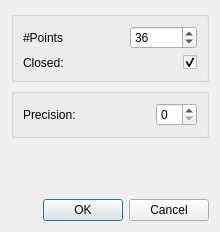
CGAL/cgal, file Polyhedron/demo/Polyhedron/Plugins/PCA/Basic_volumes_generator_dialog.ui: the form before one commit.
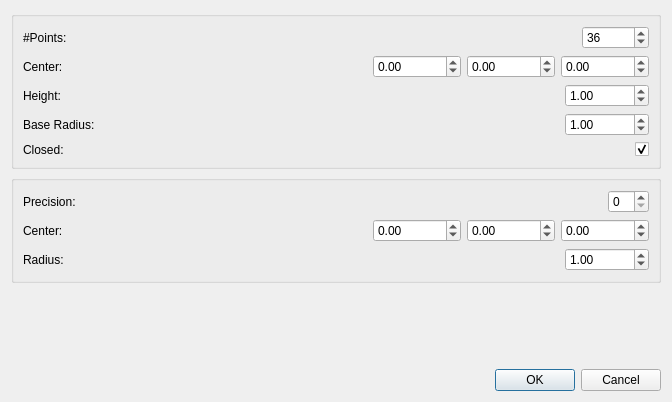
The form after the commit.

Commit message: Make  make_regular_prism() and make_icosahedron(), and illustrate them i nthe plugin.

```diff
--- a/Polyhedron/demo/Polyhedron/Plugins/PCA/Basic_volumes_generator_dialog.ui
+++ b/Polyhedron/demo/Polyhedron/Plugins/PCA/Basic_volumes_generator_dialog.ui
@@ -6,8 +6,8 @@
    <rect>
     <x>0</x>
     <y>0</y>
-    <width>220</width>
-    <height>232</height>
+    <width>672</width>
+    <height>402</height>
    </rect>
   </property>
   <property name="windowTitle">
@@ -24,7 +24,7 @@
        <property name="flat">
         <bool>false</bool>
        </property>
-       <layout class="QVBoxLayout" name="verticalLayout_3" stretch="0,0">
+       <layout class="QVBoxLayout" name="verticalLayout_3" stretch="0,0,0,0,0">
         <item>
          <layout class="QHBoxLayout" name="cylinderLayout" stretch="1,0">
           <item>
@@ -33,7 +33,7 @@
              <string>&lt;html&gt;&lt;head/&gt;&lt;body&gt;&lt;p&gt;The number of points in the base of the cylinder.&lt;/p&gt;&lt;/body&gt;&lt;/html&gt;</string>
             </property>
             <property name="text">
-             <string>#Points</string>
+             <string>#Points:</string>
             </property>
            </widget>
           </item>
@@ -52,6 +52,123 @@
           </item>
          </layout>
         </item>
+        <item>
+         <layout class="QHBoxLayout" name="horizontalLayout_2" stretch="4,1,0,0,0">
+          <item>
+           <widget class="QLabel" name="label_2">
+            <property name="toolTip">
+             <string>&lt;html&gt;&lt;head/&gt;&lt;body&gt;&lt;p&gt;The prism center's coordinates.&lt;/p&gt;&lt;p&gt;&lt;br/&gt;&lt;/p&gt;&lt;/body&gt;&lt;/html&gt;</string>
+            </property>
+            <property name="text">
+             <string>Center:</string>
+            </property>
+           </widget>
+          </item>
+          <item>
+           <spacer name="horizontalSpacer">
+            <property name="orientation">
+             <enum>Qt::Horizontal</enum>
+            </property>
+            <property name="sizeHint" stdset="0">
+             <size>
+              <width>40</width>
+              <height>20</height>
+             </size>
+            </property>
+           </spacer>
+          </item>
+          <item>
+           <widget class="QDoubleSpinBox" name="prismXSpinBox">
+            <property name="decimals">
+             <number>2</number>
+            </property>
+            <property name="minimum">
+             <double>-1000000000000000000.000000000000000</double>
+            </property>
+            <property name="maximum">
+             <double>1000000000000000000.000000000000000</double>
+            </property>
+           </widget>
+          </item>
+          <item>
+           <widget class="QDoubleSpinBox" name="prismYSpinBox">
+            <property name="decimals">
+             <number>2</number>
+            </property>
+            <property name="minimum">
+             <double>-1000000000000000000.000000000000000</double>
+            </property>
+            <property name="maximum">
+             <double>1000000000000000000.000000000000000</double>
+            </property>
+           </widget>
+          </item>
+          <item>
+           <widget class="QDoubleSpinBox" name="prismZSpinBox">
+            <property name="decimals">
+             <number>2</number>
+            </property>
+            <property name="minimum">
+             <double>-1000000000000000000.000000000000000</double>
+            </property>
+            <property name="maximum">
+             <double>1000000000000000000.000000000000000</double>
+            </property>
+           </widget>
+          </item>
+         </layout>
+        </item>
+        <item>
+         <layout class="QHBoxLayout" name="horizontalLayout_3" stretch="1,0">
+          <item>
+           <widget class="QLabel" name="label_3">
+            <property name="toolTip">
+             <string>&lt;html&gt;&lt;head/&gt;&lt;body&gt;&lt;p&gt;The prisms height.&lt;/p&gt;&lt;/body&gt;&lt;/html&gt;</string>
+            </property>
+            <property name="text">
+             <string>Height:</string>
+            </property>
+           </widget>
+          </item>
+          <item>
+           <widget class="QDoubleSpinBox" name="heightSpinBox">
+            <property name="decimals">
+             <number>2</number>
+            </property>
+            <property name="maximum">
+             <double>1000000000000000000.000000000000000</double>
+            </property>
+            <property name="value">
+             <double>1.000000000000000</double>
+            </property>
+           </widget>
+          </item>
+         </layout>
+        </item>
+        <item>
+         <layout class="QHBoxLayout" name="horizontalLayout_4" stretch="1,0">
+          <item>
+           <widget class="QLabel" name="label_4">
+            <property name="toolTip">
+             <string>&lt;html&gt;&lt;head/&gt;&lt;body&gt;&lt;p&gt;The radius of the circle in which the base is inscribed.&lt;/p&gt;&lt;/body&gt;&lt;/html&gt;</string>
+            </property>
+            <property name="text">
+             <string>Base Radius:</string>
+            </property>
+           </widget>
+          </item>
+          <item>
+           <widget class="QDoubleSpinBox" name="prismBaseSpinBox">
+            <property name="maximum">
+             <double>1000000000000000000.000000000000000</double>
+            </property>
+            <property name="value">
+             <double>1.000000000000000</double>
+            </property>
+           </widget>
+          </item>
+         </layout>
+        </item>
         <item>
          <layout class="QHBoxLayout" name="horizontalLayout">
           <item>
@@ -84,7 +201,7 @@
        <property name="title">
         <string/>
        </property>
-       <layout class="QVBoxLayout" name="verticalLayout_4" stretch="0">
+       <layout class="QVBoxLayout" name="verticalLayout_4" stretch="0,0,0">
         <item>
          <layout class="QHBoxLayout" name="sphereLayout" stretch="1,0">
           <item>
@@ -112,6 +229,84 @@
           </item>
          </layout>
         </item>
+        <item>
+         <layout class="QHBoxLayout" name="horizontalLayout_5" stretch="4,1,0,0,0">
+          <item>
+           <widget class="QLabel" name="label_5">
+            <property name="text">
+             <string>Center:</string>
+            </property>
+           </widget>
+          </item>
+          <item>
+           <spacer name="horizontalSpacer_2">
+            <property name="orientation">
+             <enum>Qt::Horizontal</enum>
+            </property>
+            <property name="sizeHint" stdset="0">
+             <size>
+              <width>40</width>
+              <height>20</height>
+             </size>
+            </property>
+           </spacer>
+          </item>
+          <item>
+           <widget class="QDoubleSpinBox" name="sphereXSpinBox">
+            <property name="minimum">
+             <double>-1000000000000000000.000000000000000</double>
+            </property>
+            <property name="maximum">
+             <double>1000000000000000000.000000000000000</double>
+            </property>
+           </widget>
+          </item>
+          <item>
+           <widget class="QDoubleSpinBox" name="sphereYSpinBox">
+            <property name="minimum">
+             <double>-1000000000000000000.000000000000000</double>
+            </property>
+            <property name="maximum">
+             <double>1000000000000000000.000000000000000</double>
+            </property>
+           </widget>
+          </item>
+          <item>
+           <widget class="QDoubleSpinBox" name="sphereZSpinBox">
+            <property name="minimum">
+             <double>-1000000000000000000.000000000000000</double>
+            </property>
+            <property name="maximum">
+             <double>1000000000000000000.000000000000000</double>
+            </property>
+           </widget>
+          </item>
+         </layout>
+        </item>
+        <item>
+         <layout class="QHBoxLayout" name="horizontalLayout_6" stretch="1,0">
+          <item>
+           <widget class="QLabel" name="label_6">
+            <property name="toolTip">
+             <string>&lt;html&gt;&lt;head/&gt;&lt;body&gt;&lt;p&gt;The radius of the sphere.&lt;/p&gt;&lt;/body&gt;&lt;/html&gt;</string>
+            </property>
+            <property name="text">
+             <string>Radius:</string>
+            </property>
+           </widget>
+          </item>
+          <item>
+           <widget class="QDoubleSpinBox" name="sphereRadiusSpinBox">
+            <property name="maximum">
+             <double>1000000000000000000.000000000000000</double>
+            </property>
+            <property name="value">
+             <double>1.000000000000000</double>
+            </property>
+           </widget>
+          </item>
+         </layout>
+        </item>
        </layout>
       </widget>
      </item>
```
Left out of the diff: 13 changed lines with no effect on the pictures. The commit also changes 1 other file.
